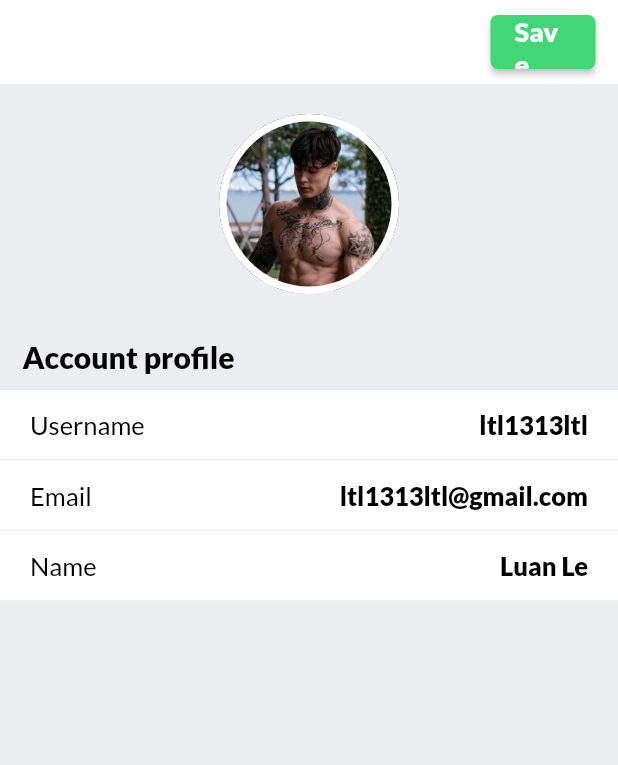
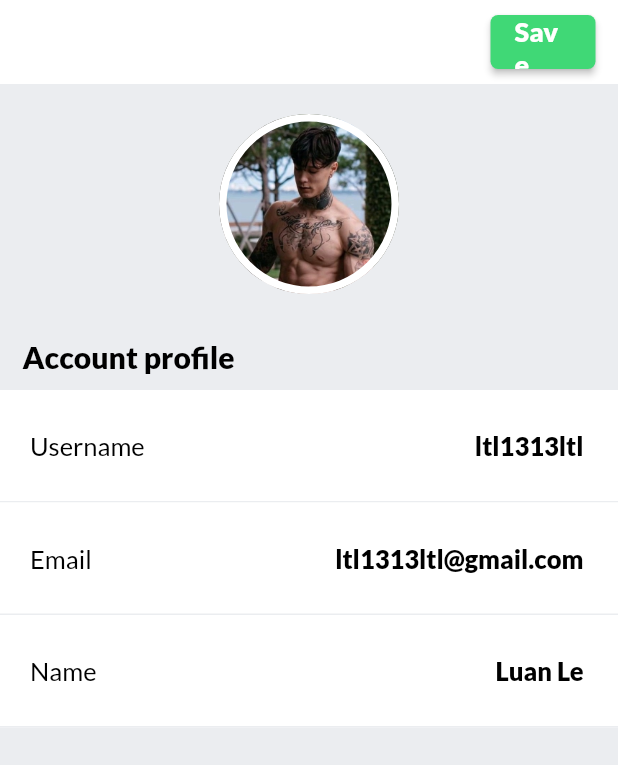
Before and after one commit to ngoduongkha/WokeOut, a Flutter app: the UserInfoPage screen opened directly, on a phone screen of 412 x 824 dp. Shown: the top 765 px of the screen. Run offline on Flutter 3.47's test engine with Material 2 defaults, Android fonts, the phone set to English and light mode, and no system bars; our stand-ins replace cloud_firestore, firebase_auth, firebase_core, flutter_svg, google_fonts, google_sign_in; missing offline and left inert: flutter_facebook_login; accounts and stored records are empty.

Commit message:
Update user_info_page.dart

```diff
--- a/lib/screens/user_info_page.dart
+++ b/lib/screens/user_info_page.dart
@@ -120,7 +120,23 @@ class _UserInfoPageState extends State<UserInfoPage> {
             mainAxisAlignment: MainAxisAlignment.spaceBetween,
             children: [
               Text(title, style: normalStyle()),
-              Text(value, style: normalBoldStyle()),
+              Container(
+                width: 250,
+                child: TextFormField(
+                  textAlign: TextAlign.right,
+                  initialValue: value,
+                  style: normalBoldStyle(),
+                  cursorColor: Colors.black,
+                  decoration: InputDecoration(
+                    border: InputBorder.none,
+                    errorBorder: InputBorder.none,
+                    focusedBorder: InputBorder.none,
+                    disabledBorder: InputBorder.none,
+                    enabledBorder: InputBorder.none,
+                    focusedErrorBorder: InputBorder.none,
+                  ),
+                ),
+              ),
             ],
           ),
         ),
```
